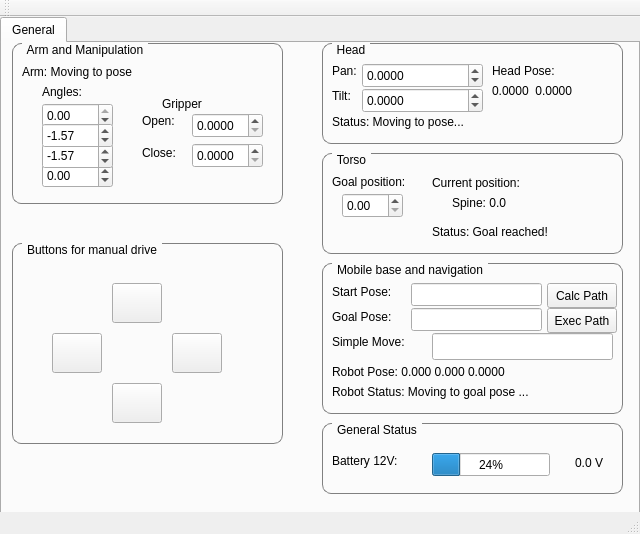
Sergio081096/Tesis, file catkin_ws/src/hri/takeshi_gui/src/MainWindow.ui: the form before one commit.
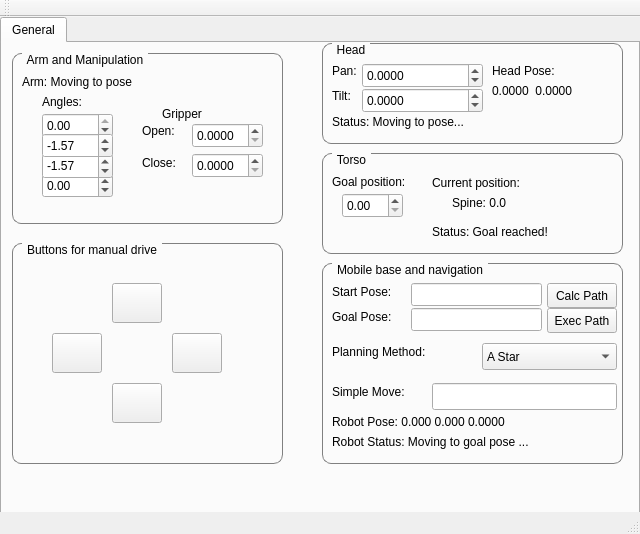
The form after the commit.

The edit to the form file:
```diff
--- a/catkin_ws/src/hri/takeshi_gui/src/MainWindow.ui
+++ b/catkin_ws/src/hri/takeshi_gui/src/MainWindow.ui
@@ -57,7 +57,7 @@
         <x>320</x>
         <y>220</y>
         <width>301</width>
-        <height>151</height>
+        <height>201</height>
        </rect>
       </property>
       <property name="styleSheet">
@@ -142,7 +142,7 @@
        <property name="geometry">
         <rect>
          <x>10</x>
-         <y>100</y>
+         <y>150</y>
          <width>231</width>
          <height>17</height>
         </rect>
@@ -155,7 +155,7 @@
        <property name="geometry">
         <rect>
          <x>10</x>
-         <y>120</y>
+         <y>170</y>
          <width>271</width>
          <height>17</height>
         </rect>
@@ -168,7 +168,7 @@
        <property name="geometry">
         <rect>
          <x>10</x>
-         <y>70</y>
+         <y>120</y>
          <width>101</width>
          <height>17</height>
         </rect>
@@ -181,20 +181,58 @@
        <property name="geometry">
         <rect>
          <x>110</x>
-         <y>70</y>
-         <width>181</width>
+         <y>120</y>
+         <width>185</width>
          <height>27</height>
         </rect>
        </property>
       </widget>
+      <widget class="QComboBox" name="navCbPlanningMethod">
+       <property name="geometry">
+        <rect>
+         <x>160</x>
+         <y>80</y>
+         <width>135</width>
+         <height>27</height>
+        </rect>
+       </property>
+       <item>
+        <property name="text">
+         <string>A Star</string>
+        </property>
+       </item>
+       <item>
+        <property name="text">
+         <string>RRT-Ext</string>
+        </property>
+       </item>
+       <item>
+        <property name="text">
+         <string>RRT-Connect</string>
+        </property>
+       </item>
+      </widget>
+      <widget class="QLabel" name="navLblPlanningMethod">
+       <property name="geometry">
+        <rect>
+         <x>10</x>
+         <y>80</y>
+         <width>131</width>
+         <height>17</height>
+        </rect>
+       </property>
+       <property name="text">
+        <string>Planning Method:</string>
+       </property>
+      </widget>
      </widget>
      <widget class="QGroupBox" name="gbManip">
       <property name="geometry">
        <rect>
         <x>10</x>
-        <y>0</y>
+        <y>10</y>
         <width>271</width>
-        <height>161</height>
+        <height>171</height>
        </rect>
       </property>
       <property name="title">
@@ -544,64 +582,6 @@
        </property>
       </widget>
      </widget>
-     <widget class="QGroupBox" name="gbGeneralStatus">
-      <property name="geometry">
-       <rect>
-        <x>320</x>
-        <y>380</y>
-        <width>301</width>
-        <height>71</height>
-       </rect>
-      </property>
-      <property name="title">
-       <string>General Status</string>
-      </property>
-      <widget class="QProgressBar" name="pgbBatt1">
-       <property name="geometry">
-        <rect>
-         <x>110</x>
-         <y>30</y>
-         <width>118</width>
-         <height>23</height>
-        </rect>
-       </property>
-       <property name="value">
-        <number>24</number>
-       </property>
-      </widget>
-      <widget class="QLabel" name="lblBatt1">
-       <property name="geometry">
-        <rect>
-         <x>10</x>
-         <y>30</y>
-         <width>81</width>
-         <height>16</height>
-        </rect>
-       </property>
-       <property name="text">
-        <string>Battery 12V:</string>
-       </property>
-      </widget>
-      <widget class="QLabel" name="lblBatt1Level">
-       <property name="geometry">
-        <rect>
-         <x>230</x>
-         <y>30</y>
-         <width>51</width>
-         <height>20</height>
-        </rect>
-       </property>
-       <property name="text">
-        <string>0.0 V</string>
-       </property>
-       <property name="alignment">
-        <set>Qt::AlignRight|Qt::AlignTrailing|Qt::AlignVCenter</set>
-       </property>
-       <property name="wordWrap">
-        <bool>false</bool>
-       </property>
-      </widget>
-     </widget>
      <widget class="QGroupBox" name="gbTorso">
       <property name="geometry">
        <rect>
@@ -695,7 +675,7 @@
         <x>10</x>
         <y>200</y>
         <width>271</width>
-        <height>201</height>
+        <height>221</height>
        </rect>
       </property>
       <property name="title">
```
Left out of the diff: 2 changed lines with no effect on the pictures.
